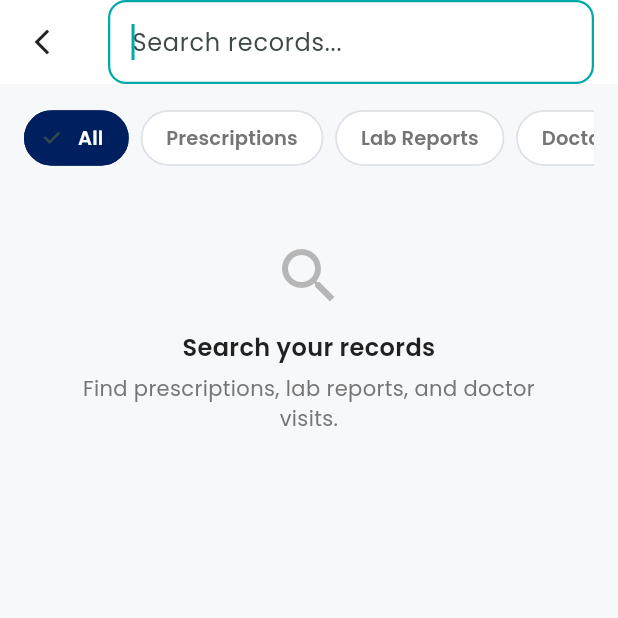
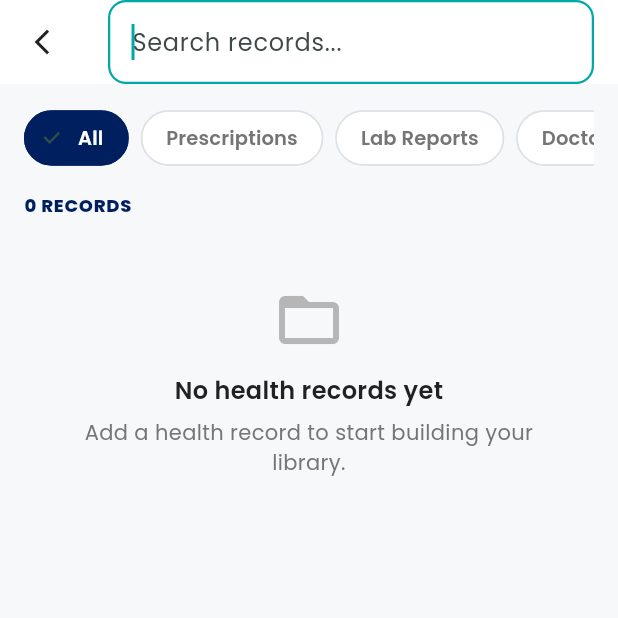
Before and after one commit to ChapaBandara/carelanka-health-app, a Flutter app: the HealthRecordSearchScreen screen opened by its route, on a phone screen of 412 x 824 dp, the top half of it. Run offline on Flutter 3.47's test engine with Material 3 defaults, Android fonts, the phone set to English and light mode, and no system bars; our stand-ins replace cloud_firestore, firebase_auth, firebase_core, firebase_storage, fl_chart, flutter_local_notifications and 7 more; missing offline and left inert: mobile_scanner; accounts and stored records are empty; generated files the repository leaves out were written again.

Commit message:
Fix the search icon

```diff
--- a/lib/core/constants/app_routes.dart
+++ b/lib/core/constants/app_routes.dart
@@ -10,6 +10,7 @@ class AppRoutes {
   static const addIllness = '/add-illness';
   static const illnessDetail = '/illness-detail';
   static const medicationList = '/medications';
+  static const medicationSearch = '/medication-search';
   static const addMedication = '/add-medication';
   static const reminderHistory = '/reminder-history';
   static const takingMedication = '/taking-medication';
--- a/lib/main.dart
+++ b/lib/main.dart
@@ -25,6 +25,7 @@ import 'package:carelanka_app/screens/illnesses/add_illness_screen.dart';
 import 'package:carelanka_app/screens/illnesses/illness_detail_screen.dart';
 import 'package:carelanka_app/screens/illnesses/illness_list_screen.dart';
 import 'package:carelanka_app/screens/main_shell.dart';
+import 'package:carelanka_app/screens/medications/medication_search_screen.dart';
 import 'package:carelanka_app/screens/medications/medication_list_screen.dart';
 import 'package:carelanka_app/screens/medications/add_medication_screen.dart';
 import 'package:carelanka_app/screens/medications/confirmed_medication_screen.dart';
@@ -86,6 +87,7 @@ class CareLankaApp extends StatelessWidget {
           AppRoutes.verifyResetCode: (_) => const VerifyResetCodeScreen(),
           AppRoutes.dashboard: (_) => const MainShell(initialIndex: 0),
           AppRoutes.medicationList: (_) => const MedicationListScreen(),
+          AppRoutes.medicationSearch: (_) => const MedicationSearchScreen(),
           AppRoutes.healthRecords: (_) => const HealthRecordsScreen(),
           AppRoutes.family: (_) => const MainShell(initialIndex: 1),
           AppRoutes.profile: (_) => const MainShell(initialIndex: 2),
--- a/lib/screens/records/health_record_search_screen.dart
+++ b/lib/screens/records/health_record_search_screen.dart
@@ -16,7 +16,7 @@ class HealthRecordSearchScreen extends StatefulWidget {
 class _HealthRecordSearchScreenState extends State<HealthRecordSearchScreen> {
   final _search = TextEditingController();
   int _chip = 0;
-  final _chips = ['All', 'Prescriptions', 'Lab Reports', 'Doctors'];
+  final _chips = ['All', 'Prescriptions', 'Lab Reports', 'Doctors', 'Summary Reports'];
   late final Future<List<Map<String, String>>> _recordsFuture;
 
   @override
@@ -35,7 +35,7 @@ class _HealthRecordSearchScreenState extends State<HealthRecordSearchScreen> {
   Future<List<Map<String, String>>> _fetchRecords() async {
     final userId = FirebaseAuth.instance.currentUser!.uid;
     final snapshot = await FirebaseFirestore.instance.collection('health_records').where('userId', isEqualTo: userId).get();
-    return snapshot.docs.map((doc) {
+    final records = snapshot.docs.map((doc) {
       final data = doc.data();
       final visitDate = (data['visitDate'] as Timestamp?)?.toDate();
       return <String, String>{
@@ -45,10 +45,19 @@ class _HealthRecordSearchScreenState extends State<HealthRecordSearchScreen> {
         'diagnosis': data['diagnosis']?.toString() ?? '',
         'notes': data['notes']?.toString() ?? '',
         'documentType': data['documentType']?.toString() ?? '',
+        'documentUrl': data['documentUrl']?.toString() ?? '',
         'title': data['diagnosis']?.toString() ?? data['doctorName']?.toString() ?? 'Record',
         'date': visitDate != null ? '${visitDate.day}/${visitDate.month}/${visitDate.year}' : '',
+        'monthDay': visitDate != null ? '${visitDate.day}/${visitDate.month}' : '',
+        if (visitDate != null) 'visitDateMillis': '${visitDate.millisecondsSinceEpoch}',
       };
     }).toList();
+    records.sort((a, b) {
+      final aMs = int.tryParse(a['visitDateMillis'] ?? '0') ?? 0;
+      final bMs = int.tryParse(b['visitDateMillis'] ?? '0') ?? 0;
+      return bMs.compareTo(aMs);
+    });
+    return records;
   }
 
   List<Map<String, String>> _filter(List<Map<String, String>> records) {
@@ -75,6 +84,9 @@ class _HealthRecordSearchScreenState extends State<HealthRecordSearchScreen> {
       if (chip.contains('prescription')) return type.contains('prescription');
       if (chip.contains('lab')) return type.contains('lab');
       if (chip.contains('doctor')) return (r['doctor'] ?? '').isNotEmpty;
+      if (chip.contains('summary')) {
+        return type.contains('summary') || type.contains('annual') || type.contains('checkup');
+      }
       return true;
     }).toList();
   }
@@ -82,11 +94,26 @@ class _HealthRecordSearchScreenState extends State<HealthRecordSearchScreen> {
   @override
   Widget build(BuildContext context) {
     final query = _search.text.trim();
+    final isFiltering = query.isNotEmpty;
 
     return FutureBuilder<List<Map<String, String>>>(
       future: _recordsFuture,
       builder: (context, snapshot) {
-        final results = query.isEmpty ? <Map<String, String>>[] : _filter(snapshot.data ?? []);
+        if (snapshot.connectionState == ConnectionState.waiting) {
+          return Scaffold(
+            backgroundColor: AppColors.background,
+            appBar: AppBar(
+              leading: IconButton(
+                icon: const Icon(Icons.arrow_back_ios_new, size: 20),
+                onPressed: () => Navigator.maybePop(context),
+              ),
+              title: const Text('Search records'),
+            ),
+            body: const Center(child: CircularProgressIndicator()),
+          );
+        }
+
+        final results = _filter(snapshot.data ?? []);
 
         return Scaffold(
           backgroundColor: AppColors.background,
@@ -141,15 +168,10 @@ class _HealthRecordSearchScreenState extends State<HealthRecordSearchScreen> {
                 ),
               ),
               const SizedBox(height: 16),
-              if (query.isEmpty)
-                const EmptyListPlaceholder(
-                  icon: Icons.search,
-                  title: 'Search your records',
-                  subtitle: 'Find prescriptions, lab reports, and doctor visits.',
-                )
-              else ...[
               Text(
-                  '${results.length} RESULT${results.length == 1 ? '' : 'S'} FOUND',
+                isFiltering
+                    ? '${results.length} RESULT${results.length == 1 ? '' : 'S'} FOUND'
+                    : '${results.length} RECORD${results.length == 1 ? '' : 'S'}',
                 style: const TextStyle(
                   color: AppColors.navy,
                   fontWeight: FontWeight.w800,
@@ -159,14 +181,15 @@ class _HealthRecordSearchScreenState extends State<HealthRecordSearchScreen> {
               ),
               const SizedBox(height: 12),
               if (results.isEmpty)
-                  const EmptyListPlaceholder(
-                    icon: Icons.search_off,
-                    title: 'No results',
-                    subtitle: 'Try a different search term or filter.',
+                EmptyListPlaceholder(
+                  icon: isFiltering ? Icons.search_off : Icons.folder_open_outlined,
+                  title: isFiltering ? 'No results' : 'No health records yet',
+                  subtitle: isFiltering
+                      ? 'Try a different search term or filter.'
+                      : 'Add a health record to start building your library.',
                 )
               else
                 for (final r in results) _resultCard(context, r, query),
-              ],
             ],
           ),
         );
@@ -176,6 +199,7 @@ class _HealthRecordSearchScreenState extends State<HealthRecordSearchScreen> {
 
   Widget _resultCard(BuildContext context, Map<String, String> record, String query) {
     final title = record['title'] ?? record['diagnosis'] ?? record['doctor'] ?? 'Record';
+    final doctor = record['doctor'] ?? '';
     final type = record['documentType'] ?? record['tag'] ?? 'Record';
     final style = _docStyle(type);
 
@@ -206,6 +230,10 @@ class _HealthRecordSearchScreenState extends State<HealthRecordSearchScreen> {
                     crossAxisAlignment: CrossAxisAlignment.start,
                     children: [
                       _highlightedText(title, query),
+                      if (doctor.isNotEmpty) ...[
+                        const SizedBox(height: 4),
+                        _highlightedText(doctor, query, fontSize: 13, color: AppColors.textGrey),
+                      ],
                       const SizedBox(height: 6),
                       Row(
                         children: [
@@ -213,7 +241,7 @@ class _HealthRecordSearchScreenState extends State<HealthRecordSearchScreen> {
                           const SizedBox(width: 4),
                           Text(record['date'] ?? '', style: const TextStyle(color: AppColors.textGrey, fontSize: 12)),
                           const Text(' • ', style: TextStyle(color: AppColors.textGrey)),
-                          Text(type, style: const TextStyle(color: AppColors.textGrey, fontSize: 12)),
+                          Flexible(child: _highlightedText(type, query, fontSize: 12, color: AppColors.textGrey)),
                         ],
                       ),
                     ],
@@ -231,6 +259,9 @@ class _HealthRecordSearchScreenState extends State<HealthRecordSearchScreen> {
   /// Identical to the _docStyle in health_records_screen.dart — kept in sync.
   _DocStyle _docStyle(String type) {
     final t = type.toLowerCase();
+    if (t.contains('summary') || t.contains('annual') || t.contains('checkup')) {
+      return const _DocStyle(Icons.summarize_outlined, Color(0xFFE8EAF6), Color(0xFF3949AB));
+    }
     if (t.contains('lab') || t.contains('test') || t.contains('blood')) {
       return const _DocStyle(Icons.science_outlined, Color(0xFFE3F2FD), Color(0xFF1565C0));
     }
@@ -243,19 +274,25 @@ class _HealthRecordSearchScreenState extends State<HealthRecordSearchScreen> {
     return const _DocStyle(Icons.description_outlined, Color(0xFFE8F5E9), Color(0xFF388E3C));
   }
 
-  Widget _highlightedText(String text, String query) {
+  Widget _highlightedText(
+    String text,
+    String query, {
+    double fontSize = 15,
+    Color color = AppColors.textDark,
+    FontWeight fontWeight = FontWeight.w700,
+  }) {
     if (query.isEmpty) {
-      return Text(text, style: const TextStyle(fontWeight: FontWeight.w700, fontSize: 15));
+      return Text(text, style: TextStyle(fontWeight: fontWeight, fontSize: fontSize, color: color));
     }
     final lower = text.toLowerCase();
     final q = query.toLowerCase();
     final index = lower.indexOf(q);
     if (index < 0) {
-      return Text(text, style: const TextStyle(fontWeight: FontWeight.w700, fontSize: 15));
+      return Text(text, style: TextStyle(fontWeight: fontWeight, fontSize: fontSize, color: color));
     }
     return RichText(
       text: TextSpan(
-        style: const TextStyle(color: AppColors.textDark, fontSize: 15, fontWeight: FontWeight.w700),
+        style: TextStyle(color: color, fontSize: fontSize, fontWeight: fontWeight),
         children: [
           TextSpan(text: text.substring(0, index)),
           TextSpan(
--- a/lib/services/illness_service.dart
+++ b/lib/services/illness_service.dart
@@ -127,8 +127,11 @@ class IllnessService {
 
     final diagnosed = d['diagnosedDate'];
     String since = 'Recently added';
+    int? diagnosedMillis;
     if (diagnosed is Timestamp) {
-      since = 'Since ${DateFormat('d MMM yyyy').format(diagnosed.toDate())}';
+      final diagnosedDate = diagnosed.toDate();
+      diagnosedMillis = diagnosedDate.millisecondsSinceEpoch;
+      since = 'Since ${DateFormat('d MMM yyyy').format(diagnosedDate)}';
     }
 
     final status = d['status'] as String? ?? 'active';
@@ -140,6 +143,7 @@ class IllnessService {
       'initials': initials,
       'status': status,
       'notes': d['notes'] as String? ?? '',
+      if (diagnosedMillis != null) 'diagnosedDateMillis': '$diagnosedMillis',
     };
   }
 
```
Also changed, not shown: lib/screens/medications/medication_list_screen.dart (+13 -32 lines), lib/screens/medications/medication_search_screen.dart (added, +279 -0 lines), lib/screens/records/add_health_record_screen.dart (+14 -1 lines), lib/screens/records/documents_library_screen.dart (+8 -24 lines), lib/screens/records/health_records_screen.dart (+7 -2 lines), 2 other files. Lines whose indentation alone changed are shown as unchanged.
